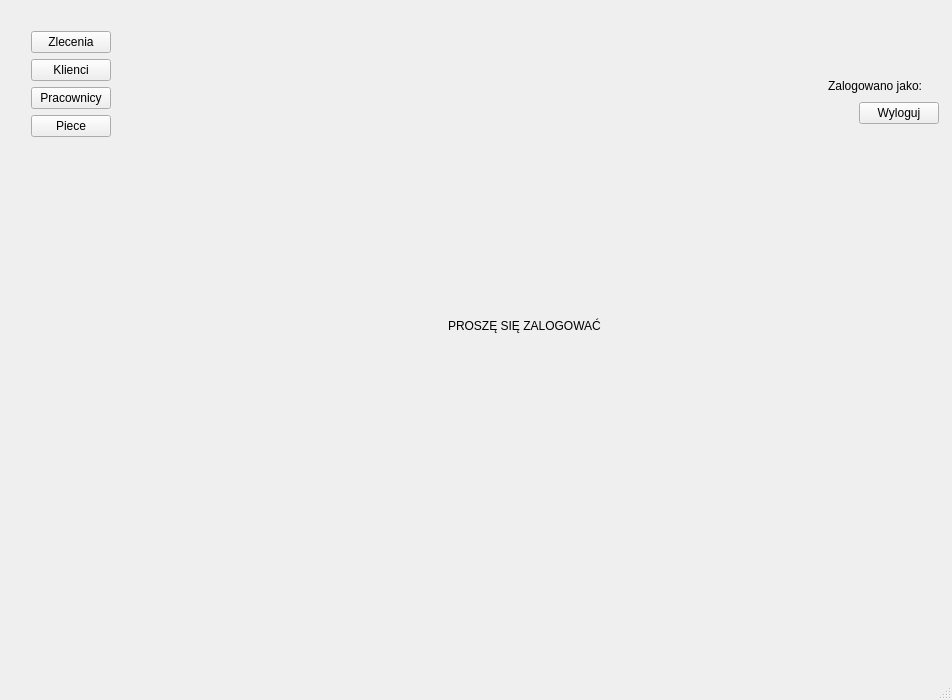
The window that CELEJ_PROJEKT_SERWIS_PIEC_v2/mainwindow.ui (kcelej/Celej_Firma_Piec_Biuro_Repo) describes before a commit, drawn with Qt 5.
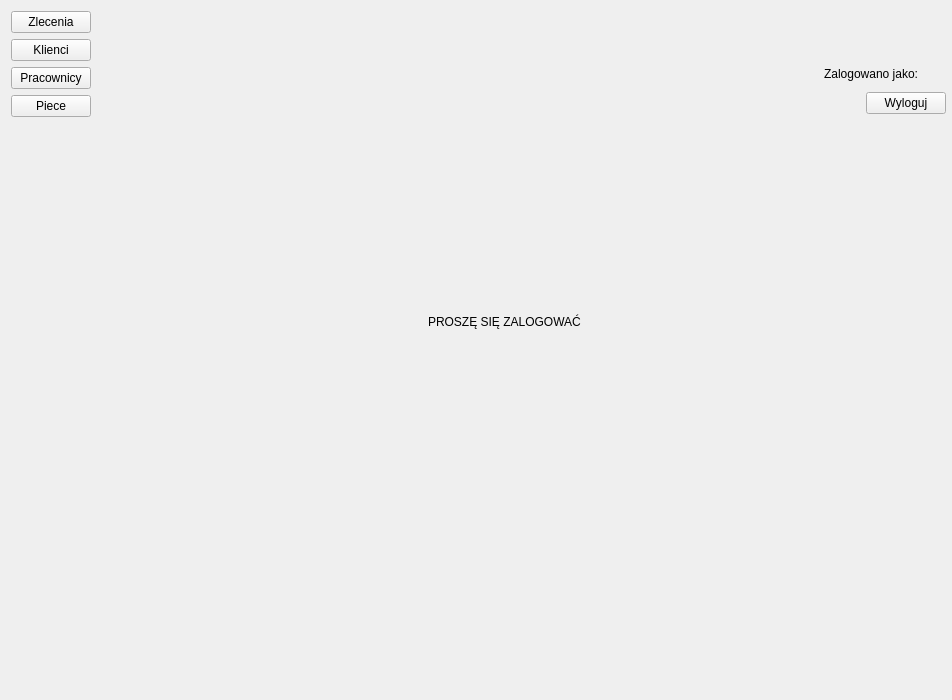
The same window after the commit.

```diff
--- a/CELEJ_PROJEKT_SERWIS_PIEC_v2/mainwindow.ui
+++ b/CELEJ_PROJEKT_SERWIS_PIEC_v2/mainwindow.ui
@@ -20,15 +20,29 @@
    <string>mainWindow</string>
   </property>
   <widget class="QWidget" name="centralWidget">
-   <widget class="QWidget" name="layoutWidget">
-    <property name="geometry">
-     <rect>
-      <x>9</x>
-      <y>9</y>
-      <width>941</width>
-      <height>681</height>
-     </rect>
-    </property>
+   <property name="sizePolicy">
+    <sizepolicy hsizetype="Expanding" vsizetype="Expanding">
+     <horstretch>0</horstretch>
+     <verstretch>0</verstretch>
+    </sizepolicy>
+   </property>
+   <layout class="QVBoxLayout" name="verticalLayout_3">
+    <property name="spacing">
+     <number>0</number>
+    </property>
+    <property name="leftMargin">
+     <number>0</number>
+    </property>
+    <property name="topMargin">
+     <number>0</number>
+    </property>
+    <property name="rightMargin">
+     <number>0</number>
+    </property>
+    <property name="bottomMargin">
+     <number>0</number>
+    </property>
+    <item>
     <layout class="QHBoxLayout" name="horizontalLayout_4">
      <item>
       <widget class="QFrame" name="mainWindowButtonsFrame">
@@ -122,7 +136,7 @@
         </layout>
        </item>
        <item>
-        <layout class="QHBoxLayout" name="horizontalLayout">
+         <layout class="QHBoxLayout" name="horizontalLayout_2">
          <item>
           <spacer name="horizontalSpacer_3">
            <property name="orientation">
@@ -137,6 +151,27 @@
           </spacer>
          </item>
          <item>
+           <widget class="QFrame" name="currentUserFrameWithLogout">
+            <layout class="QGridLayout" name="gridLayout">
+             <property name="leftMargin">
+              <number>0</number>
+             </property>
+             <property name="topMargin">
+              <number>0</number>
+             </property>
+             <property name="rightMargin">
+              <number>6</number>
+             </property>
+             <property name="bottomMargin">
+              <number>6</number>
+             </property>
+             <property name="spacing">
+              <number>0</number>
+             </property>
+             <item row="0" column="0" colspan="2">
+              <widget class="QFrame" name="currentUserFrame">
+               <layout class="QHBoxLayout" name="horizontalLayout">
+                <item>
           <widget class="QLabel" name="label_3">
            <property name="text">
             <string>Zalogowano jako: </string>
@@ -151,14 +186,16 @@
           </widget>
          </item>
         </layout>
-       </item>
-       <item>
-        <layout class="QHBoxLayout" name="horizontalLayout_2">
-         <item>
+              </widget>
+             </item>
+             <item row="1" column="0">
           <spacer name="horizontalSpacer_2">
            <property name="orientation">
             <enum>Qt::Orientation::Horizontal</enum>
            </property>
+               <property name="sizeType">
+                <enum>QSizePolicy::Policy::Fixed</enum>
+               </property>
            <property name="sizeHint" stdset="0">
             <size>
              <width>40</width>
@@ -167,7 +204,7 @@
            </property>
           </spacer>
          </item>
-         <item>
+             <item row="1" column="1">
           <widget class="QPushButton" name="logoutButton">
            <property name="text">
             <string>Wyloguj</string>
@@ -175,6 +212,9 @@
           </widget>
          </item>
         </layout>
+           </widget>
+          </item>
+         </layout>
        </item>
        <item>
         <widget class="QStackedWidget" name="stackedWidget">
@@ -201,9 +241,9 @@
       </layout>
      </item>
     </layout>
-   </widget>
-  </widget>
-  <widget class="QStatusBar" name="statusBar"/>
+    </item>
+   </layout>
+  </widget>
   <action name="actionJasny">
    <property name="text">
     <string>Jasny</string>
```
Lines whose indentation alone changed are shown as unchanged.
